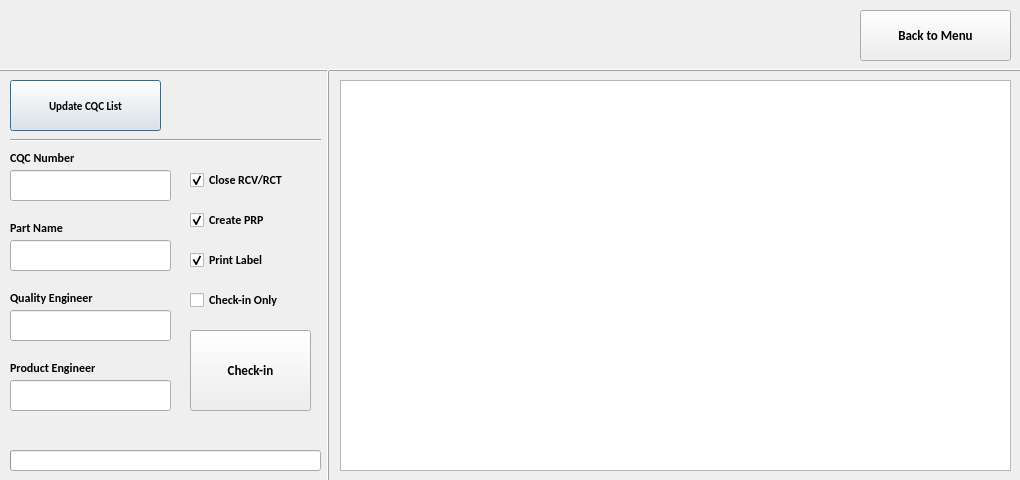
Above: receipt.ui from fyc0707/COTS before the change. Below: the same form after it.
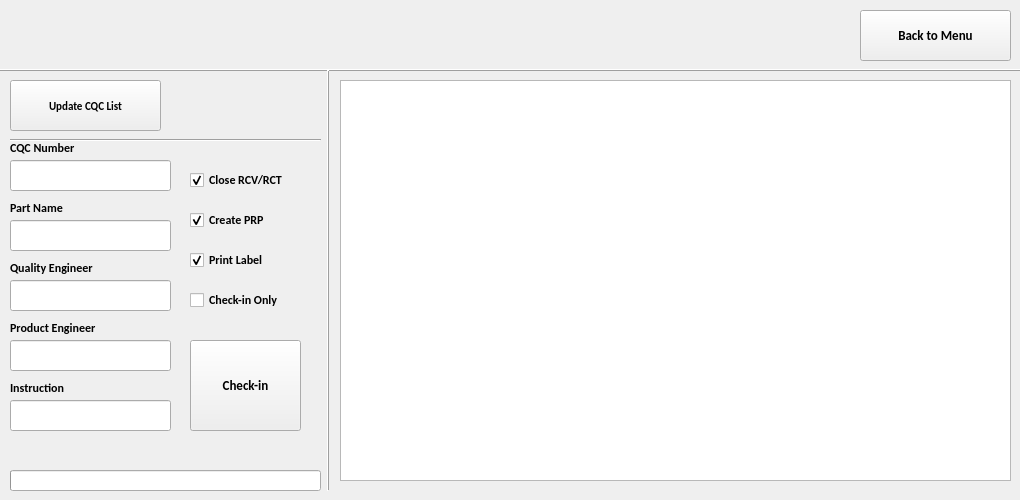
That is the form after the change. Icons and pictures are not drawn.

```diff
--- a/receipt.ui
+++ b/receipt.ui
@@ -7,19 +7,19 @@
     <x>0</x>
     <y>0</y>
     <width>1020</width>
-    <height>480</height>
+    <height>500</height>
    </rect>
   </property>
   <property name="minimumSize">
    <size>
     <width>1020</width>
-    <height>480</height>
+    <height>500</height>
    </size>
   </property>
   <property name="maximumSize">
    <size>
     <width>1020</width>
-    <height>480</height>
+    <height>500</height>
    </size>
   </property>
   <property name="windowTitle">
@@ -71,7 +71,7 @@
     </font>
    </property>
    <property name="focusPolicy">
-    <enum>Qt::ClickFocus</enum>
+    <enum>Qt::NoFocus</enum>
    </property>
    <property name="layoutDirection">
     <enum>Qt::LeftToRight</enum>
@@ -140,7 +140,7 @@
    <property name="geometry">
     <rect>
      <x>10</x>
-     <y>450</y>
+     <y>470</y>
      <width>311</width>
      <height>21</height>
     </rect>
@@ -152,19 +152,6 @@
     <bool>false</bool>
    </property>
   </widget>
-  <widget class="QTableWidget" name="cqcList">
-   <property name="geometry">
-    <rect>
-     <x>340</x>
-     <y>80</y>
-     <width>671</width>
-     <height>391</height>
-    </rect>
-   </property>
-   <property name="editTriggers">
-    <set>QAbstractItemView::NoEditTriggers</set>
-   </property>
-  </widget>
   <widget class="QLabel" name="cqcListLable">
    <property name="geometry">
     <rect>
@@ -196,7 +183,7 @@
    <property name="geometry">
     <rect>
      <x>10</x>
-     <y>170</y>
+     <y>160</y>
      <width>161</width>
      <height>31</height>
     </rect>
@@ -228,7 +215,7 @@
      <x>320</x>
      <y>70</y>
      <width>16</width>
-     <height>411</height>
+     <height>421</height>
     </rect>
    </property>
    <property name="frameShadow">
@@ -255,7 +242,7 @@
    <property name="geometry">
     <rect>
      <x>10</x>
-     <y>150</y>
+     <y>140</y>
      <width>111</width>
      <height>16</height>
     </rect>
@@ -282,7 +269,7 @@
    <property name="geometry">
     <rect>
      <x>10</x>
-     <y>220</y>
+     <y>200</y>
      <width>111</width>
      <height>16</height>
     </rect>
@@ -309,7 +296,7 @@
    <property name="geometry">
     <rect>
      <x>10</x>
-     <y>240</y>
+     <y>220</y>
      <width>161</width>
      <height>31</height>
     </rect>
@@ -336,7 +323,7 @@
    <property name="geometry">
     <rect>
      <x>10</x>
-     <y>290</y>
+     <y>260</y>
      <width>111</width>
      <height>16</height>
     </rect>
@@ -363,7 +350,7 @@
    <property name="geometry">
     <rect>
      <x>10</x>
-     <y>310</y>
+     <y>280</y>
      <width>161</width>
      <height>31</height>
     </rect>
@@ -390,7 +377,7 @@
    <property name="geometry">
     <rect>
      <x>10</x>
-     <y>360</y>
+     <y>320</y>
      <width>111</width>
      <height>16</height>
     </rect>
@@ -417,7 +404,7 @@
    <property name="geometry">
     <rect>
      <x>10</x>
-     <y>380</y>
+     <y>340</y>
      <width>161</width>
      <height>31</height>
     </rect>
@@ -457,6 +444,9 @@
      <bold>true</bold>
     </font>
    </property>
+   <property name="focusPolicy">
+    <enum>Qt::NoFocus</enum>
+   </property>
    <property name="text">
     <string>Create PRP</string>
    </property>
@@ -481,6 +471,9 @@
      <bold>true</bold>
     </font>
    </property>
+   <property name="focusPolicy">
+    <enum>Qt::NoFocus</enum>
+   </property>
    <property name="text">
     <string>Close RCV/RCT</string>
    </property>
@@ -505,6 +498,9 @@
      <bold>true</bold>
     </font>
    </property>
+   <property name="focusPolicy">
+    <enum>Qt::NoFocus</enum>
+   </property>
    <property name="text">
     <string>Print Label</string>
    </property>
@@ -529,6 +525,9 @@
      <bold>true</bold>
     </font>
    </property>
+   <property name="focusPolicy">
+    <enum>Qt::NoFocus</enum>
+   </property>
    <property name="text">
     <string>Check-in Only</string>
    </property>
@@ -537,9 +536,9 @@
    <property name="geometry">
     <rect>
      <x>190</x>
-     <y>330</y>
-     <width>121</width>
-     <height>81</height>
+     <y>340</y>
+     <width>111</width>
+     <height>91</height>
     </rect>
    </property>
    <property name="font">
@@ -551,7 +550,7 @@
     </font>
    </property>
    <property name="focusPolicy">
-    <enum>Qt::ClickFocus</enum>
+    <enum>Qt::NoFocus</enum>
    </property>
    <property name="layoutDirection">
     <enum>Qt::LeftToRight</enum>
@@ -577,7 +576,7 @@
    <property name="geometry">
     <rect>
      <x>10</x>
-     <y>420</y>
+     <y>440</y>
      <width>311</width>
      <height>21</height>
     </rect>
@@ -600,6 +599,126 @@
     <set>Qt::AlignCenter</set>
    </property>
   </widget>
+  <widget class="QLineEdit" name="instruEdit">
+   <property name="geometry">
+    <rect>
+     <x>10</x>
+     <y>400</y>
+     <width>161</width>
+     <height>31</height>
+    </rect>
+   </property>
+   <property name="font">
+    <font>
+     <family>Calibri</family>
+     <pointsize>8</pointsize>
+     <weight>75</weight>
+     <bold>true</bold>
+    </font>
+   </property>
+   <property name="focusPolicy">
+    <enum>Qt::StrongFocus</enum>
+   </property>
+   <property name="text">
+    <string/>
+   </property>
+   <property name="alignment">
+    <set>Qt::AlignCenter</set>
+   </property>
+  </widget>
+  <widget class="QLabel" name="label_5">
+   <property name="geometry">
+    <rect>
+     <x>10</x>
+     <y>380</y>
+     <width>111</width>
+     <height>16</height>
+    </rect>
+   </property>
+   <property name="font">
+    <font>
+     <family>Calibri</family>
+     <pointsize>9</pointsize>
+     <weight>75</weight>
+     <bold>true</bold>
+    </font>
+   </property>
+   <property name="focusPolicy">
+    <enum>Qt::NoFocus</enum>
+   </property>
+   <property name="text">
+    <string>Instruction</string>
+   </property>
+   <property name="alignment">
+    <set>Qt::AlignLeading|Qt::AlignLeft|Qt::AlignVCenter</set>
+   </property>
+  </widget>
+  <widget class="QTableView" name="cqcList">
+   <property name="geometry">
+    <rect>
+     <x>340</x>
+     <y>80</y>
+     <width>671</width>
+     <height>401</height>
+    </rect>
+   </property>
+   <property name="font">
+    <font>
+     <family>Calibri</family>
+     <pointsize>7</pointsize>
+     <weight>50</weight>
+     <bold>false</bold>
+    </font>
+   </property>
+   <property name="focusPolicy">
+    <enum>Qt::NoFocus</enum>
+   </property>
+   <property name="styleSheet">
+    <string notr="true">QTableView{
+	selection-background-color: rgb(201, 210, 0);
+}
+QHeaderView::section{
+	font: 75 8pt &quot;Arial&quot;;
+	background-color: rgb(232, 232, 232);
+}</string>
+   </property>
+   <property name="sizeAdjustPolicy">
+    <enum>QAbstractScrollArea::AdjustIgnored</enum>
+   </property>
+   <property name="editTriggers">
+    <set>QAbstractItemView::NoEditTriggers</set>
+   </property>
+   <property name="showDropIndicator" stdset="0">
+    <bool>false</bool>
+   </property>
+   <property name="dragDropOverwriteMode">
+    <bool>false</bool>
+   </property>
+   <property name="alternatingRowColors">
+    <bool>false</bool>
+   </property>
+   <property name="selectionMode">
+    <enum>QAbstractItemView::SingleSelection</enum>
+   </property>
+   <property name="selectionBehavior">
+    <enum>QAbstractItemView::SelectRows</enum>
+   </property>
+   <property name="sortingEnabled">
+    <bool>false</bool>
+   </property>
+   <attribute name="horizontalHeaderCascadingSectionResizes">
+    <bool>false</bool>
+   </attribute>
+   <attribute name="horizontalHeaderHighlightSections">
+    <bool>false</bool>
+   </attribute>
+   <attribute name="verticalHeaderVisible">
+    <bool>false</bool>
+   </attribute>
+   <attribute name="verticalHeaderCascadingSectionResizes">
+    <bool>false</bool>
+   </attribute>
+  </widget>
  </widget>
  <resources>
   <include location="receipt_resource.qrc"/>
```
Left out of the diff: 32 changed lines with no effect on the pictures.
